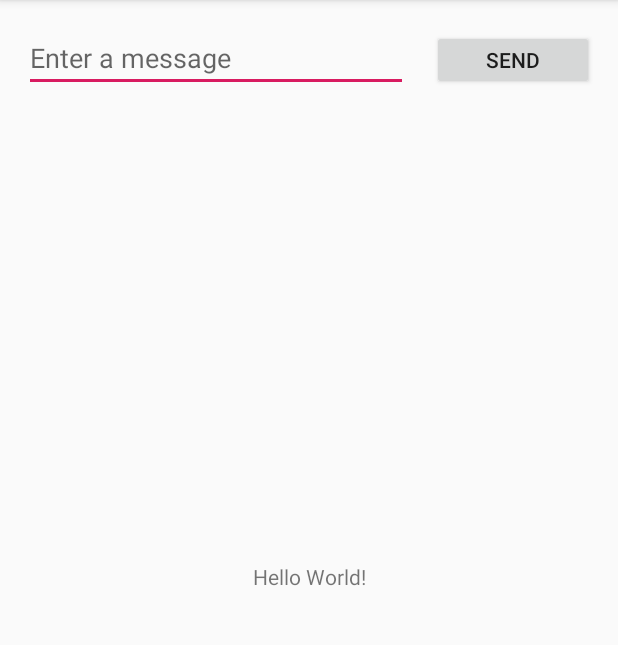
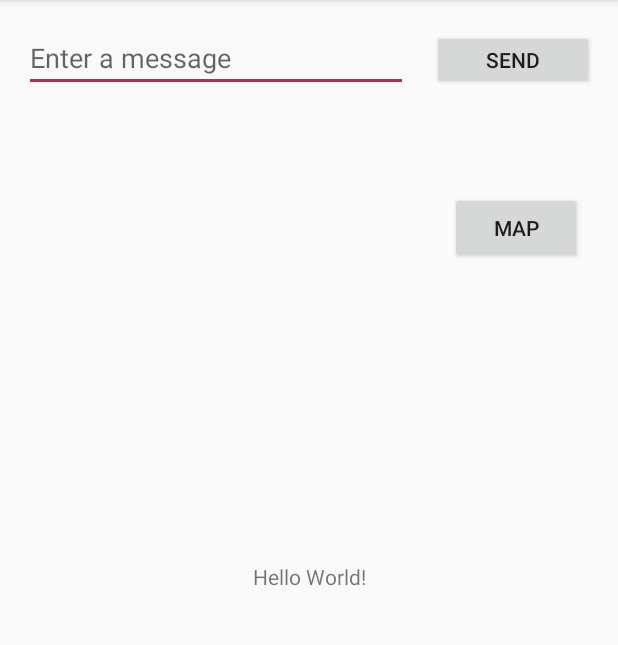
Before and after one commit to ariannakan/Got2GoApp, an Android app: the screen it shows after launch (MainActivity), on a phone screen of 412 x 824 dp, the part 84-729 px from its top. Run offline under Robolectric (Android 15) with nearby library versions, the phone set to English and light mode, and no system bars.

```diff
--- a/app/build.gradle
+++ b/app/build.gradle
@@ -23,6 +23,7 @@ dependencies {
     implementation fileTree(dir: 'libs', include: ['*.jar'])
     implementation 'androidx.appcompat:appcompat:1.0.2'
     implementation 'androidx.constraintlayout:constraintlayout:1.1.3'
+    implementation 'com.google.android.gms:play-services-maps:16.1.0'
     testImplementation 'junit:junit:4.12'
     androidTestImplementation 'androidx.test.ext:junit:1.1.0'
     androidTestImplementation 'androidx.test.espresso:espresso-core:3.1.1'
--- a/app/src/main/java/dramaticAccident/got2go/MainActivity.java
+++ b/app/src/main/java/dramaticAccident/got2go/MainActivity.java
@@ -25,4 +25,10 @@ public class MainActivity extends AppCompatActivity {
         startActivity(intent);
     }
 
+    /** Called when the user taps the Map button */
+    public void goToMap(View map) {
+        Intent mapIntent = new Intent(this, MapsActivity.class);
+        startActivity(mapIntent);
+    }
+
 }
--- a/app/src/main/res/layout/activity_main.xml
+++ b/app/src/main/res/layout/activity_main.xml
@@ -46,4 +46,16 @@
         app:layout_constraintStart_toEndOf="@+id/editText"
         tools:text="@string/button_send" />
 
+    <Button
+        android:id="@+id/button2"
+        android:layout_width="wrap_content"
+        android:layout_height="wrap_content"
+        android:layout_marginTop="68dp"
+        android:layout_marginEnd="24dp"
+        android:layout_marginRight="24dp"
+        android:onClick="goToMap"
+        android:text="Map"
+        app:layout_constraintEnd_toEndOf="parent"
+        app:layout_constraintTop_toBottomOf="@+id/button" />
+
 </androidx.constraintlayout.widget.ConstraintLayout>
--- a/app/src/main/res/values/strings.xml
+++ b/app/src/main/res/values/strings.xml
@@ -2,4 +2,5 @@
     <string name="app_name">Got2Go</string>
     <string name="edit_message">Enter a message</string>
     <string name="button_send">Send</string>
+    <string name="title_activity_maps">Map</string>
 </resources>
```
Also changed, not shown: app/src/debug/res/values/google_maps_api.xml (added, +24 -0 lines), app/src/main/AndroidManifest.xml (+44 -1 lines), app/src/main/java/dramaticAccident/got2go/MapsActivity.java (added, +47 -0 lines), app/src/main/res/layout/activity_maps.xml (added, +9 -0 lines), 1 other file.
